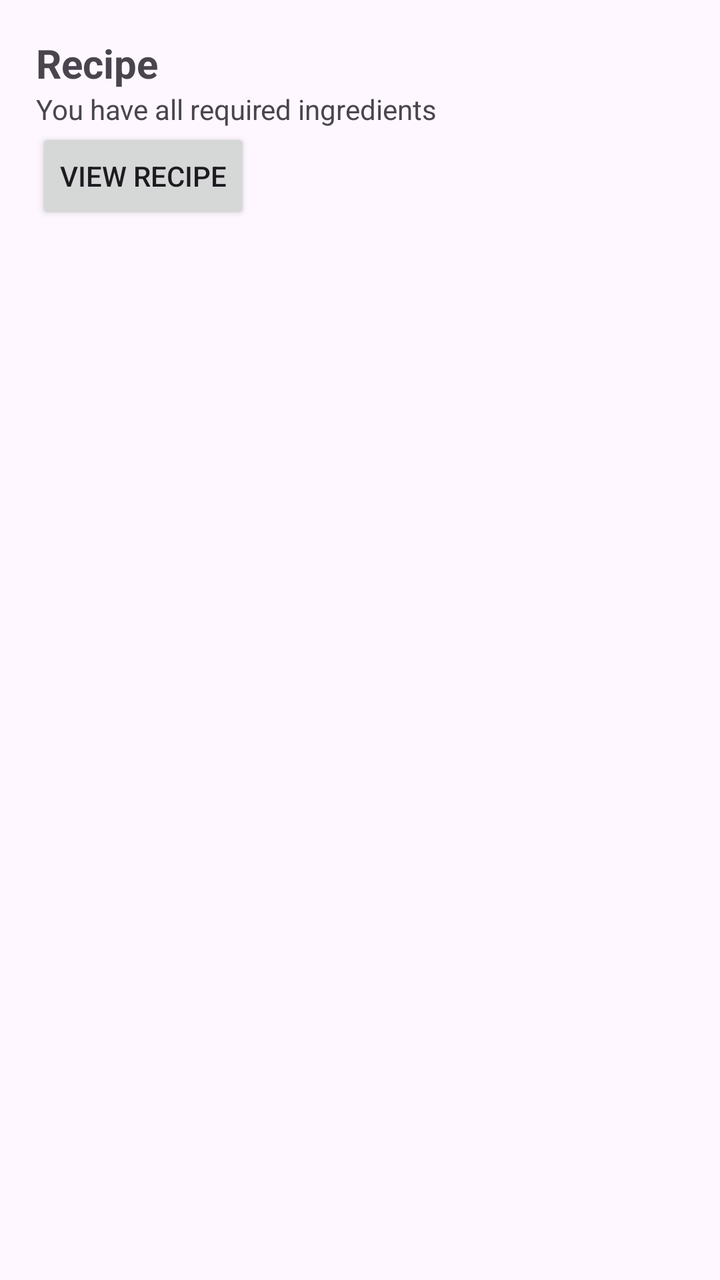
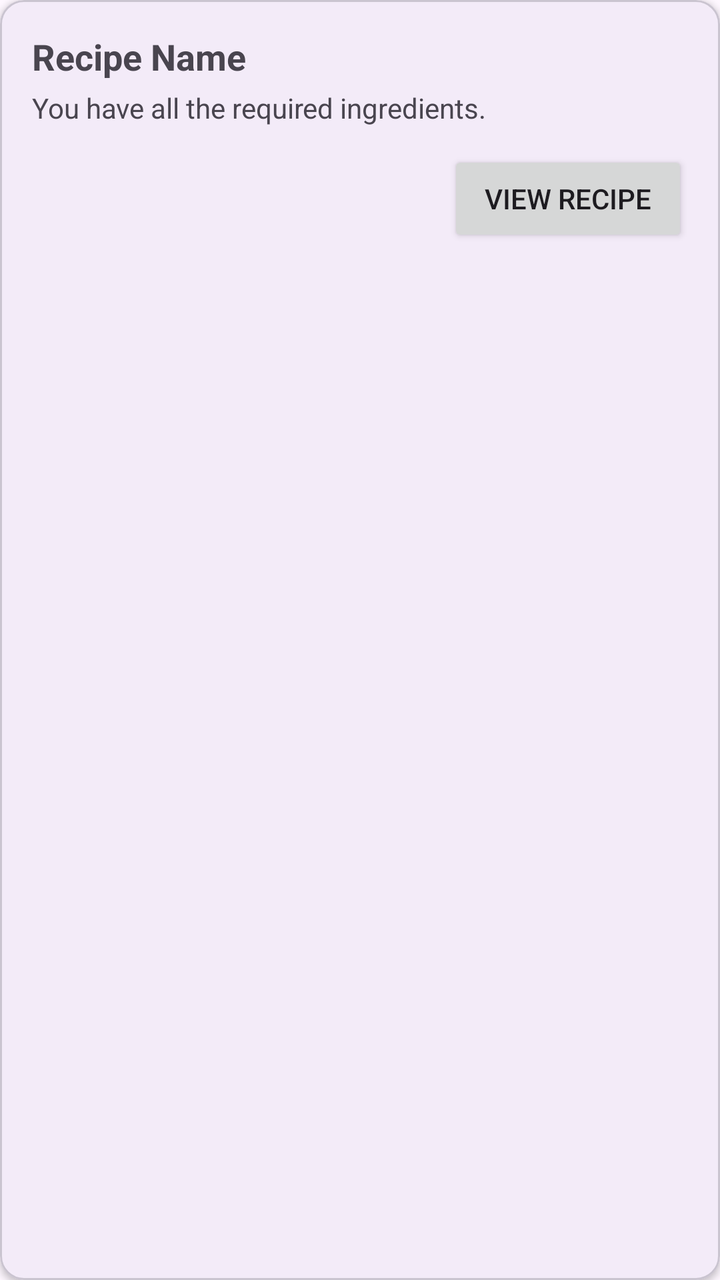

Two renders of the same Android screen: before a commit and after it. Below are the layout's source before the change and the commit's diff.
<!-- AndroidManifest.xml: application theme Theme.SmartPantryManager -->
<!-- res/layout/item_recipe.xml -->
<?xml version="1.0" encoding="utf-8"?>
<LinearLayout
    xmlns:android="http://schemas.android.com/apk/res/android"
    android:layout_width="match_parent"
    android:layout_height="wrap_content"
    android:orientation="vertical"
    android:padding="18dp"
    android:layout_margin="6dp"
    android:background="?android:attr/selectableItemBackground">

    <TextView
        android:id="@+id/tvRecipeName"
        android:layout_width="match_parent"
        android:layout_height="wrap_content"
        android:text="Recipe"
        android:textSize="20sp"
        android:textStyle="bold"/>

    <TextView
        android:layout_width="match_parent"
        android:layout_height="wrap_content"
        android:text="You have all required ingredients"
        android:textSize="14sp"/>

    <Button
        android:id="@+id/btnViewRecipe"
        android:layout_width="wrap_content"
        android:layout_height="wrap_content"
        android:text="View Recipe"/>

</LinearLayout>
<!-- resources referenced by this layout -->
<resources>
  <style name="Theme.SmartPantryManager" parent="Base.Theme.SmartPantryManager" />
  <style name="Base.Theme.SmartPantryManager" parent="Theme.Material3.DayNight.NoActionBar">
          
          
      </style>
</resources>

<!-- the commit's change to res/layout/item_recipe.xml (unified diff, before → after) -->
@@ -1,31 +1,47 @@
 <?xml version="1.0" encoding="utf-8"?>
-<LinearLayout
+<com.google.android.material.card.MaterialCardView
     xmlns:android="http://schemas.android.com/apk/res/android"
+    xmlns:app="http://schemas.android.com/apk/res-auto"
     android:layout_width="match_parent"
     android:layout_height="wrap_content"
-    android:orientation="vertical"
-    android:padding="18dp"
-    android:layout_margin="6dp"
-    android:background="?android:attr/selectableItemBackground">
+    android:layout_marginStart="4dp"
+    android:layout_marginEnd="4dp"
+    android:layout_marginTop="6dp"
+    android:layout_marginBottom="6dp"
+    app:cardCornerRadius="12dp"
+    app:cardElevation="2dp"
+    app:strokeWidth="1dp">
 
-    <TextView
-        android:id="@+id/tvRecipeName"
+    <LinearLayout
         android:layout_width="match_parent"
         android:layout_height="wrap_content"
-        android:text="Recipe"
-        android:textSize="20sp"
-        android:textStyle="bold"/>
+        android:orientation="vertical"
+        android:padding="16dp">
 
-    <TextView
-        android:layout_width="match_parent"
-        android:layout_height="wrap_content"
-        android:text="You have all required ingredients"
-        android:textSize="14sp"/>
+        <TextView
+            android:id="@+id/tvRecipeName"
+            android:layout_width="match_parent"
+            android:layout_height="wrap_content"
+            android:text="Recipe Name"
+            android:textSize="18sp"
+            android:textStyle="bold" />
 
-    <Button
-        android:id="@+id/btnViewRecipe"
-        android:layout_width="wrap_content"
-        android:layout_height="wrap_content"
-        android:text="View Recipe"/>
+        <TextView
+            android:layout_width="match_parent"
+            android:layout_height="wrap_content"
+            android:layout_marginTop="4dp"
+            android:text="You have all the required ingredients."
+            android:textSize="14sp" />
 
-</LinearLayout>
+        <Button
+            android:id="@+id/btnViewRecipe"
+            android:layout_width="wrap_content"
+            android:layout_height="wrap_content"
+            android:layout_gravity="end"
+            android:layout_marginTop="12dp"
+            android:minWidth="120dp"
+            android:text="View Recipe" />
+
+    </LinearLayout>
+
+</com.google.android.material.card.MaterialCardView>
